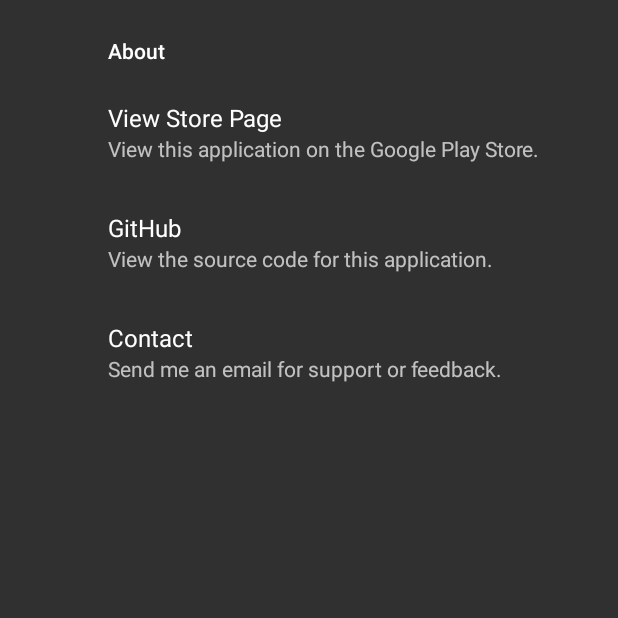
After one commit to tytydraco/ExtLaunch, an Android app: the SettingsActivity screen opened directly, with no data from a screen before it, on a phone screen of 412 x 824 dp, the top half of it. The commit adds this screen. Run offline under Robolectric (Android 15) with nearby library versions, the phone set to English and light mode, and no system bars; our stand-ins replace androidx.preference.

Commit message:
Add settings menu
Signed-off-by: Tyler Nijmeh <tylernij@gmail.com>

```diff
--- a/app/build.gradle
+++ b/app/build.gradle
@@ -29,4 +29,5 @@ dependencies {
     implementation 'androidx.core:core-ktx:1.3.1'
     implementation 'androidx.appcompat:appcompat:1.2.0'
     implementation "androidx.recyclerview:recyclerview:1.1.0"
+    implementation 'androidx.preference:preference:1.1.1'
 }
--- a/app/src/main/AndroidManifest.xml
+++ b/app/src/main/AndroidManifest.xml
@@ -10,13 +10,14 @@
         android:roundIcon="@mipmap/ic_launcher_round"
         android:supportsRtl="true"
         android:theme="@style/AppTheme">
-        <activity android:name=".MainActivity">
+        <activity android:name=".MainActivity" android:theme="@style/LauncherTheme">
             <intent-filter>
                 <action android:name="android.intent.action.MAIN" />
 
                 <category android:name="android.intent.category.LAUNCHER" />
             </intent-filter>
         </activity>
+        <activity android:name=".SettingsActivity" />
         <receiver android:name=".AppLauncher" />
     </application>
 
--- /dev/null
+++ b/app/src/main/java/com/draco/extlaunch/SettingsActivity.kt
@@ -0,0 +1,17 @@
+package com.draco.extlaunch
+
+import android.os.Bundle
+import androidx.appcompat.app.AppCompatActivity
+
+class SettingsActivity : AppCompatActivity() {
+    override fun onCreate(savedInstanceState: Bundle?) {
+        super.onCreate(savedInstanceState)
+        setContentView(R.layout.activity_settings)
+
+        /* Replace our container with our settings fragment */
+        supportFragmentManager
+            .beginTransaction()
+            .replace(R.id.settingsActivity, SettingsPreferenceFragment())
+            .commit()
+    }
+}
--- /dev/null
+++ b/app/src/main/res/layout/activity_settings.xml
@@ -0,0 +1,5 @@
+<?xml version="1.0" encoding="utf-8"?>
+<LinearLayout xmlns:android="http://schemas.android.com/apk/res/android"
+    android:orientation="vertical" android:layout_width="match_parent"
+    android:layout_height="match_parent"
+    android:id="@+id/settingsActivity" />
--- a/app/src/main/res/values/styles.xml
+++ b/app/src/main/res/values/styles.xml
@@ -1,13 +1,17 @@
 <resources>
     <!-- Base application theme. -->
-    <style name="AppTheme" parent="Theme.AppCompat.Light.NoActionBar">
+    <style name="AppTheme" parent="Theme.AppCompat.NoActionBar">
         <item name="colorPrimary">@color/colorPrimary</item>
         <item name="colorPrimaryDark">@color/colorPrimaryDark</item>
         <item name="colorAccent">@color/colorAccent</item>
+        <item name="android:statusBarColor">#88000000</item>
+        <item name="android:navigationBarColor">#88000000</item>
+    </style>
+
+    <!-- App launcher theme. -->
+    <style name="LauncherTheme" parent="AppTheme">
         <item name="android:windowShowWallpaper">true</item>
         <item name="android:windowBackground">@android:color/transparent</item>
-        <item name="android:statusBarColor">#88000000</item>
-        <item name="android:navigationBarColor">#88000000</item>
         <item name="android:fitsSystemWindows">true</item>
     </style>
 </resources>
--- /dev/null
+++ b/app/src/main/res/xml/preference_settings.xml
@@ -0,0 +1,17 @@
+<?xml version="1.0" encoding="utf-8"?>
+<PreferenceScreen xmlns:android="http://schemas.android.com/apk/res/android">
+    <PreferenceCategory android:title="About">
+        <Preference
+            android:key="viewStore"
+            android:title="View Store Page"
+            android:summary="View this application on the Google Play Store." />
+        <Preference
+            android:key="github"
+            android:title="GitHub"
+            android:summary="View the source code for this application." />
+        <Preference
+            android:key="contact"
+            android:title="Contact"
+            android:summary="Send me an email for support or feedback." />
+    </PreferenceCategory>
+</PreferenceScreen>
```
Also changed, not shown: app/src/main/java/com/draco/extlaunch/MainActivity.kt (+8 -0 lines), app/src/main/java/com/draco/extlaunch/RecyclerAdapter.kt (+11 -1 lines), app/src/main/java/com/draco/extlaunch/SettingsPreferenceFragment.kt (added, +48 -0 lines).
